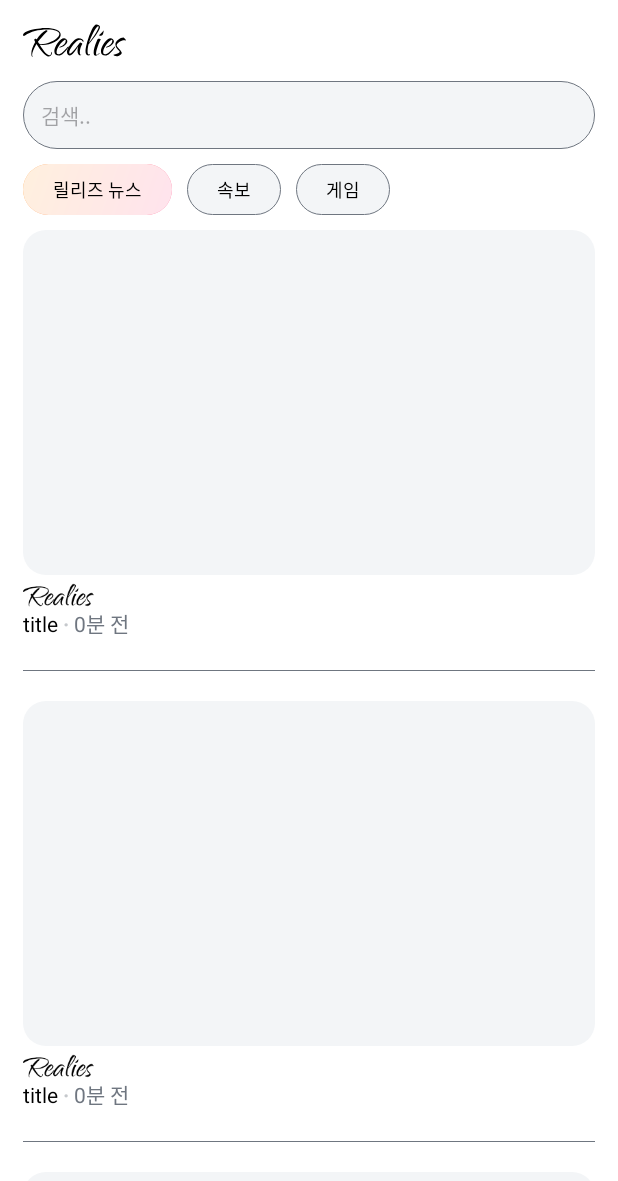
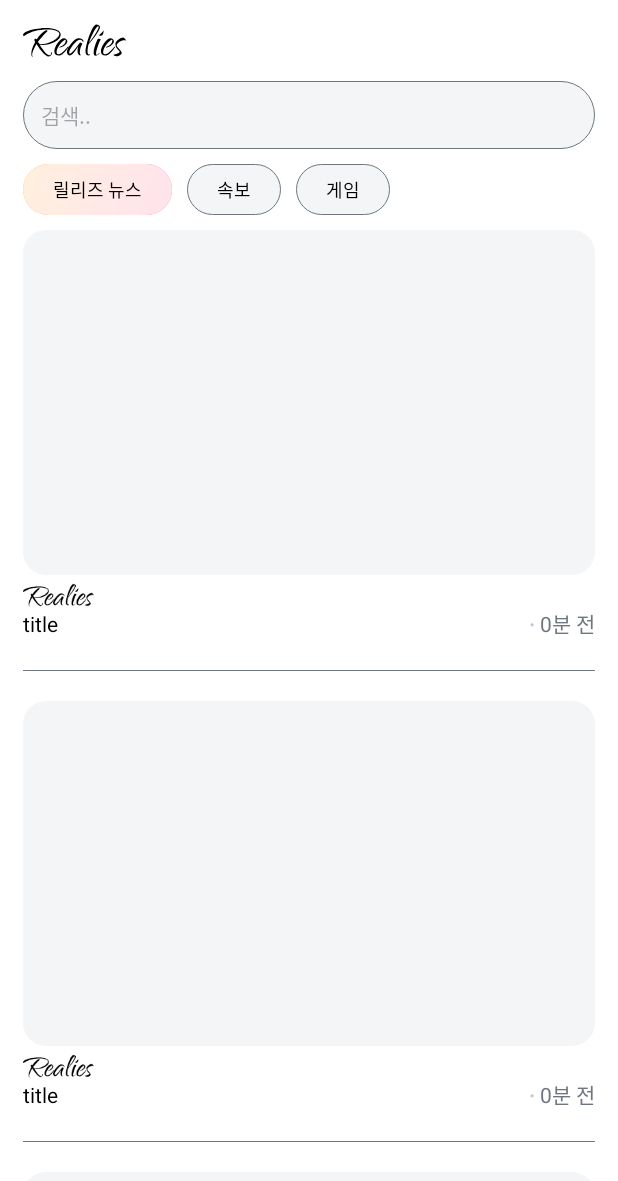
Before and after one commit to fbseong/Realies_Android, an Android app: the layout fragment_realies.xml on its own in the app's theme, with its tools: preview values and no code run, on a phone screen of 412 x 824 dp. Shown: the top 1181 px of the screen. Run offline under Robolectric (Android 15) with nearby library versions, the phone set to English and light mode, and no system bars; network calls fail.

Commit message:
:: add gemini

```diff
--- a/app/src/main/AndroidManifest.xml
+++ b/app/src/main/AndroidManifest.xml
@@ -1,6 +1,8 @@
 <?xml version="1.0" encoding="utf-8"?>
 <manifest xmlns:android="http://schemas.android.com/apk/res/android"
     xmlns:tools="http://schemas.android.com/tools">
+
+    <uses-permission android:name="android.permission.INTERNET"/>
 
     <application
         android:name=".App"
@@ -8,6 +10,7 @@
         android:dataExtractionRules="@xml/data_extraction_rules"
         android:fullBackupContent="@xml/backup_rules"
         android:icon="@mipmap/ic_launcher"
+        android:usesCleartextTraffic="true"
         android:label="@string/app_name"
         android:roundIcon="@mipmap/ic_launcher_round"
         android:supportsRtl="true"
@@ -24,4 +27,5 @@
         </activity>
     </application>
 
+
 </manifest>
--- a/app/src/main/java/com/selfpro/realies/App.kt
+++ b/app/src/main/java/com/selfpro/realies/App.kt
@@ -4,6 +4,6 @@ import android.app.Application
 
 class App : Application() {
     companion object {
-        const val BASEURL = "10.0.2.2"
+        const val BASEURL = "http://10.0.2.2:47893"
     }
 }
--- a/app/src/main/res/layout/item_news_thumb.xml
+++ b/app/src/main/res/layout/item_news_thumb.xml
@@ -10,6 +10,7 @@
 
 
         <androidx.appcompat.widget.AppCompatImageView
+            android:id="@+id/iv_thumb"
             android:layout_width="match_parent"
             android:layout_height="230dp"
             android:layout_marginBottom="5dp"
@@ -24,13 +25,14 @@
 
         <androidx.appcompat.widget.LinearLayoutCompat
             android:layout_width="match_parent"
-            android:layout_marginBottom="5dp"
-            android:layout_height="wrap_content">
+            android:layout_height="wrap_content"
+            android:layout_marginBottom="5dp">
 
             <androidx.appcompat.widget.AppCompatTextView
                 android:id="@+id/tv_title"
-                android:layout_width="wrap_content"
+                android:layout_width="match_parent"
                 android:layout_height="wrap_content"
+                android:layout_weight="1"
                 android:text="title"
                 android:textColor="@color/black"
                 android:textSize="14sp" />
@@ -38,12 +40,12 @@
             <androidx.appcompat.widget.AppCompatTextView
                 android:layout_width="wrap_content"
                 android:layout_height="wrap_content"
+                android:layout_marginHorizontal="3dp"
+                android:alpha="0.4"
                 android:text="·"
-                android:layout_marginHorizontal="3dp"
-                android:textStyle="bold"
                 android:textColor="@color/index"
-                android:alpha="0.4"
-                android:textSize="14sp" />
+                android:textSize="14sp"
+                android:textStyle="bold" />
 
             <androidx.appcompat.widget.AppCompatTextView
                 android:layout_width="wrap_content"
@@ -56,15 +58,15 @@
 
         <androidx.recyclerview.widget.RecyclerView
             android:layout_width="match_parent"
+            android:layout_height="wrap_content"
             android:layout_marginBottom="15dp"
             tools:itemCount="1"
-            tools:listitem="@layout/item_news_thumb_sub"
-            android:layout_height="wrap_content"/>
+            tools:listitem="@layout/item_news_thumb_sub" />
 
         <View
             android:layout_width="match_parent"
-            android:background="@color/index"
-            android:layout_height="0.5dp"/>
+            android:layout_height="0.5dp"
+            android:background="@color/index" />
 
     </androidx.appcompat.widget.LinearLayoutCompat>
 
--- a/build.gradle.kts
+++ b/build.gradle.kts
@@ -3,4 +3,6 @@ plugins {
     alias(libs.plugins.android.application) apply false
     alias(libs.plugins.jetbrains.kotlin.android) apply false
     alias(libs.plugins.android.library) apply false
+
+    alias(libs.plugins.google.android.libraries.mapsplatform.secrets.gradle.plugin) apply false
 }
--- a/gradle/libs.versions.toml
+++ b/gradle/libs.versions.toml
@@ -1,5 +1,5 @@
 [versions]
-agp = "8.4.1"
+agp = "8.5.0"
 circleindicator = "2.1.6"
 compiler = "4.13.0"
 glide = "4.16.0"
@@ -17,6 +17,8 @@ navVersion = "2.7.4"
 retrofit = "2.9.0"
 tedkeyboardobserver = "1.0.1"
 navigationRuntimeKtx = "2.7.7"
+generativeai = "0.2.2"
+googleAndroidLibrariesMapsplatformSecretsGradlePlugin = "2.0.1"
 
 [libraries]
 androidx-core-ktx = { group = "androidx.core", name = "core-ktx", version.ref = "coreKtx" }
@@ -38,8 +40,10 @@ androidx-activity = { group = "androidx.activity", name = "activity", version.re
 androidx-constraintlayout = { group = "androidx.constraintlayout", name = "constraintlayout", version.ref = "constraintlayout" }
 gun0912-ted-tedkeyboardobserver = { group = "gun0912.ted", name="tedkeyboardobserver",version.ref = "tedkeyboardobserver" }
 androidx-navigation-runtime-ktx = { group = "androidx.navigation", name = "navigation-runtime-ktx", version.ref = "navigationRuntimeKtx" }
+generativeai = { group = "com.google.ai.client.generativeai", name = "generativeai", version.ref = "generativeai" }
 
 [plugins]
 android-application = { id = "com.android.application", version.ref = "agp" }
 jetbrains-kotlin-android = { id = "org.jetbrains.kotlin.android", version.ref = "kotlin" }
 android-library = { id = "com.android.library", version.ref = "agp" }
+google-android-libraries-mapsplatform-secrets-gradle-plugin = { id = "com.google.android.libraries.mapsplatform.secrets-gradle-plugin", version.ref = "googleAndroidLibrariesMapsplatformSecretsGradlePlugin" }
--- a/settings.gradle.kts
+++ b/settings.gradle.kts
@@ -16,11 +16,12 @@ dependencyResolutionManagement {
     repositories {
         google()
         mavenCentral()
-        jcenter()
         maven { url = uri("https://jitpack.io") }
     }
 }
 
+
+
 rootProject.name = "Realies_Android"
 include(":app")
 include(":util:navigation")
--- a/util/navigation/build.gradle.kts
+++ b/util/navigation/build.gradle.kts
@@ -1,6 +1,7 @@
 plugins {
     alias(libs.plugins.android.library)
     alias(libs.plugins.jetbrains.kotlin.android)
+    alias(libs.plugins.google.android.libraries.mapsplatform.secrets.gradle.plugin)
 }
 
 android {
```
Also changed, not shown: app/build.gradle.kts (+11 -1 lines), app/src/main/java/com/selfpro/realies/adapter/NewsThumbAdapter.kt (+12 -0 lines), app/src/main/java/com/selfpro/realies/data/model/NewsThumbModel.kt (+8 -3 lines), app/src/main/java/com/selfpro/realies/data/network/api/NewsAPI.kt (+9 -1 lines), app/src/main/java/com/selfpro/realies/data/network/dto/NewsDto.kt (deleted, +0 -11 lines), app/src/main/java/com/selfpro/realies/data/network/dto/RealiesDTO.kt (added, +12 -0 lines), app/src/main/java/com/selfpro/realies/feature/main/realies/RealiesFragment.kt (+26 -8 lines), app/src/main/java/com/selfpro/realies/feature/main/realies/RealiesViewModel.kt (+28 -1 lines), gradle/wrapper/gradle-wrapper.properties, 1 other file.
